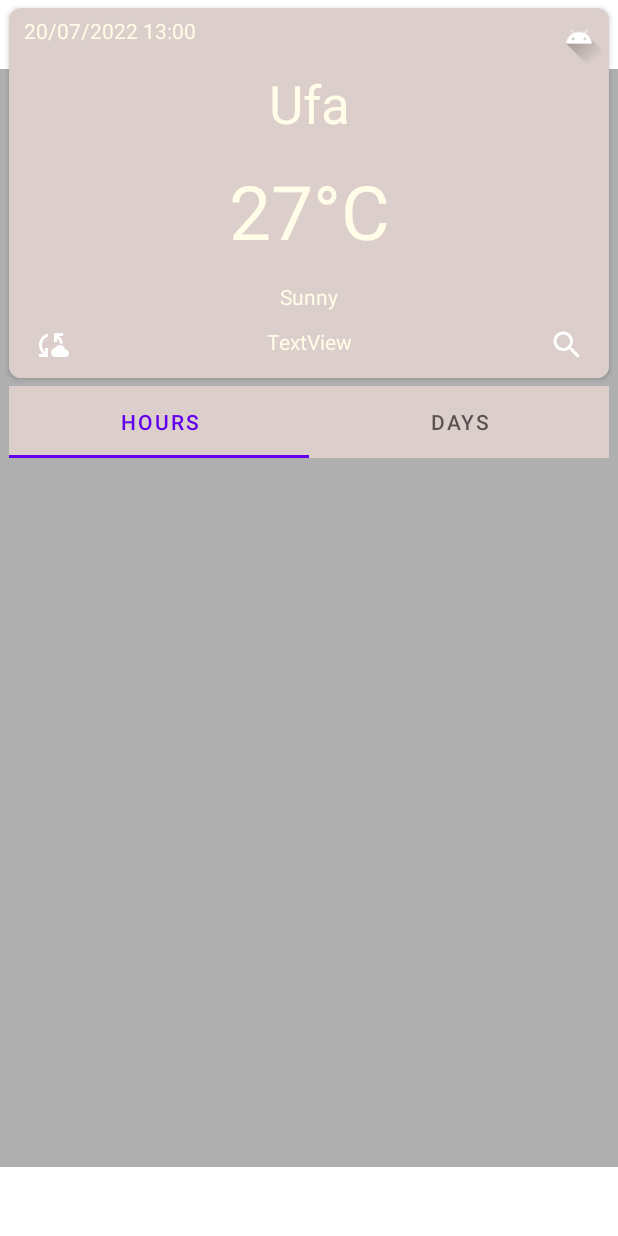
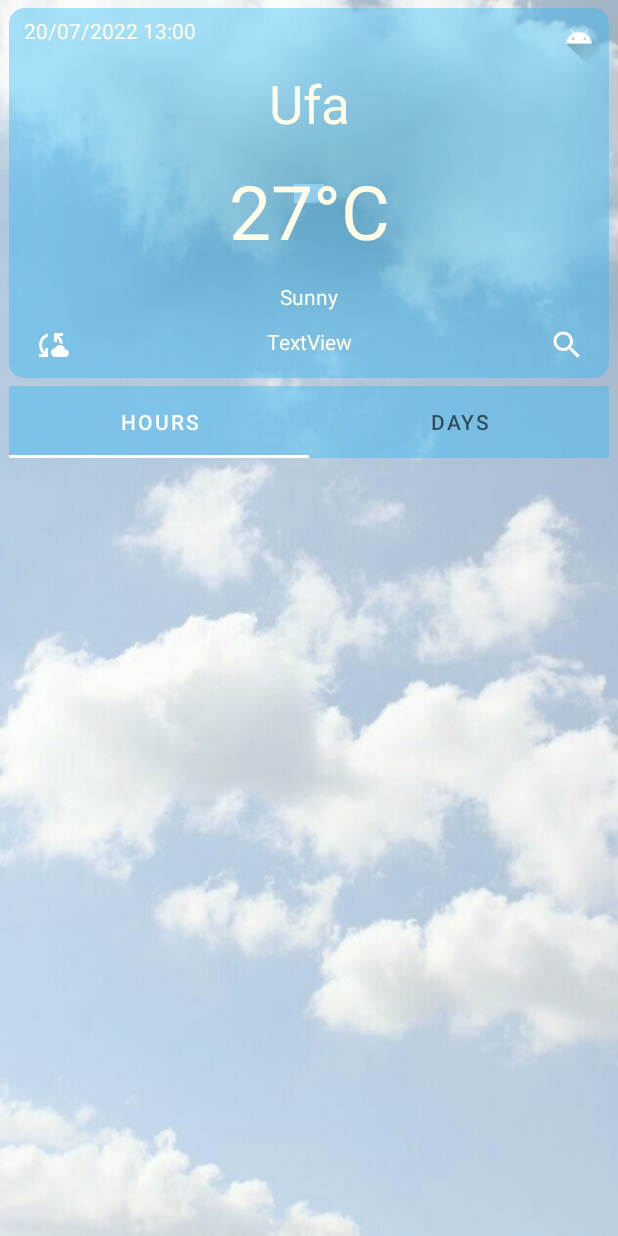
Before and after one commit to zyzzois/Weather_Forecast, an Android app: the layout fragment_main.xml on its own in the app's theme, with its tools: preview values and no code run, on a phone screen of 412 x 824 dp. Run offline under Robolectric (Android 15) with nearby library versions, the phone set to English and light mode, and no system bars.

Commit message:
added DaysFragment and HoursFragment. Added TabLayout and ViewPager2 for DaysFragment and HoursFragment. XML for MainFragment changed for better version.

```diff
--- a/app/src/main/res/layout/fragment_main.xml
+++ b/app/src/main/res/layout/fragment_main.xml
@@ -4,7 +4,6 @@
     xmlns:tools="http://schemas.android.com/tools"
     android:layout_width="match_parent"
     android:layout_height="match_parent"
-    android:backgroundTint="#DCCECA"
     tools:context=".fragments.MainFragment">
 
     <ImageView
@@ -12,7 +11,8 @@
         android:layout_width="wrap_content"
         android:layout_height="wrap_content"
         android:alpha="0.5"
-        android:src="@drawable/background_picture"
+        android:scaleType="fitXY"
+        android:src="@drawable/back"
         app:layout_constraintBottom_toBottomOf="parent"
         app:layout_constraintEnd_toEndOf="parent"
         app:layout_constraintStart_toStartOf="parent"
@@ -25,15 +25,15 @@
         android:layout_marginStart="6dp"
         android:layout_marginTop="5dp"
         android:layout_marginEnd="6dp"
-        app:cardCornerRadius="8dp"
+        android:backgroundTint="@color/col"
+        app:cardCornerRadius="10dp"
         app:layout_constraintEnd_toEndOf="parent"
         app:layout_constraintStart_toStartOf="parent"
         app:layout_constraintTop_toTopOf="parent">
 
         <androidx.constraintlayout.widget.ConstraintLayout
             android:layout_width="match_parent"
-            android:layout_height="match_parent"
-            android:background="#DCCECA">
+            android:layout_height="match_parent">
 
             <TextView
                 android:id="@+id/textView"
@@ -133,10 +133,11 @@
         android:layout_width="0dp"
         android:layout_height="wrap_content"
         android:layout_marginTop="5dp"
-        android:background="#DCCECA"
+        android:background="@color/col"
         app:layout_constraintEnd_toEndOf="@+id/cardView"
         app:layout_constraintStart_toStartOf="@+id/cardView"
-        app:layout_constraintTop_toBottomOf="@+id/cardView">
+        app:layout_constraintTop_toBottomOf="@+id/cardView"
+        app:tabMode="fixed">
 
         <com.google.android.material.tabs.TabItem
             android:layout_width="wrap_content"
@@ -151,11 +152,14 @@
     </com.google.android.material.tabs.TabLayout>
 
     <androidx.viewpager2.widget.ViewPager2
+        android:id="@+id/viewPager2"
         android:layout_width="0dp"
         android:layout_height="0dp"
         android:layout_marginBottom="5dp"
         app:layout_constraintBottom_toBottomOf="parent"
         app:layout_constraintEnd_toEndOf="@+id/cardView"
+        app:layout_constraintHorizontal_bias="0.0"
         app:layout_constraintStart_toStartOf="@+id/cardView"
-        app:layout_constraintTop_toBottomOf="@+id/tabLayout" />
+        app:layout_constraintTop_toBottomOf="@+id/tabLayout"
+        app:layout_constraintVertical_bias="0.0" />
 </androidx.constraintlayout.widget.ConstraintLayout>
--- a/app/src/main/res/values/colors.xml
+++ b/app/src/main/res/values/colors.xml
@@ -7,4 +7,6 @@
     <color name="teal_700">#FF018786</color>
     <color name="black">#FF000000</color>
     <color name="white">#FFFFFFFF</color>
+    <color name="BLUE">#81D4FA</color>
+    <color name="col">#6629B6F6</color>
 </resources>
--- a/app/src/main/res/values/themes.xml
+++ b/app/src/main/res/values/themes.xml
@@ -2,8 +2,8 @@
     <!-- Base application theme. -->
     <style name="Theme.WeatherForecast" parent="Theme.MaterialComponents.DayNight.DarkActionBar">
         <!-- Primary brand color. -->
-        <item name="colorPrimary">@color/purple_500</item>
-        <item name="colorPrimaryVariant">@color/purple_700</item>
+        <item name="colorPrimary">@color/white</item>
+        <item name="colorPrimaryVariant">@color/BLUE</item>
         <item name="colorOnPrimary">@color/white</item>
         <!-- Secondary brand color. -->
         <item name="colorSecondary">@color/teal_200</item>
```
Also changed, not shown: app/src/main/java/com/octaneocatane/weatherforecast/MainActivity.kt (+6 -1 lines), app/src/main/java/com/octaneocatane/weatherforecast/adapters/ViewPager2Adapter.kt (added, +10 -0 lines), app/src/main/java/com/octaneocatane/weatherforecast/fragments/DaysFragment.kt (added, +25 -0 lines), app/src/main/java/com/octaneocatane/weatherforecast/fragments/HoursFragment.kt (added, +25 -0 lines), app/src/main/java/com/octaneocatane/weatherforecast/fragments/MainFragment.kt (+22 -7 lines), app/src/main/res/layout/fragment_days.xml (added, +16 -0 lines), app/src/main/res/layout/fragment_hours.xml (added, +16 -0 lines), app/src/main/res/drawable/back.jpg (added).
